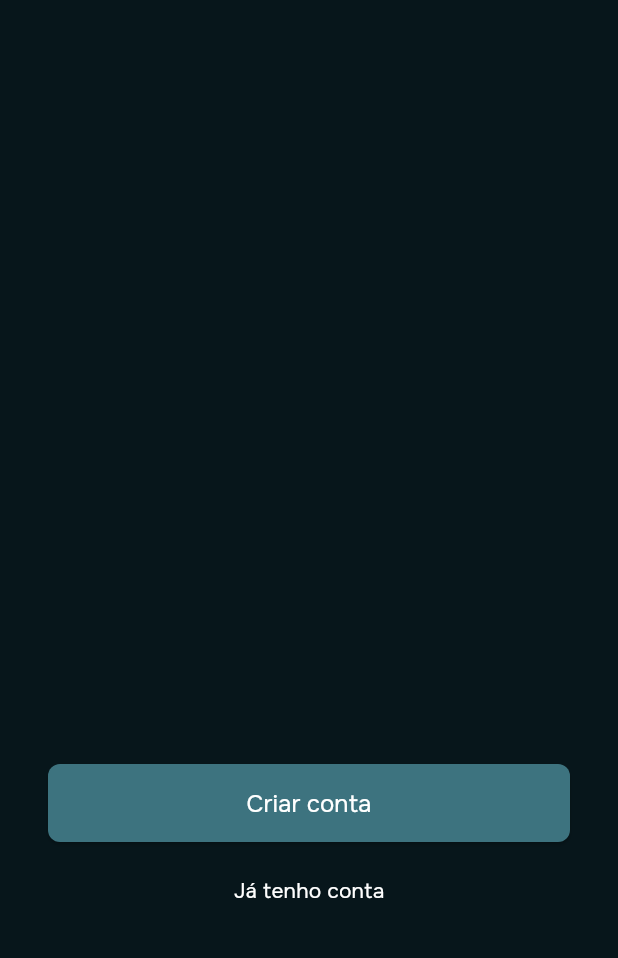
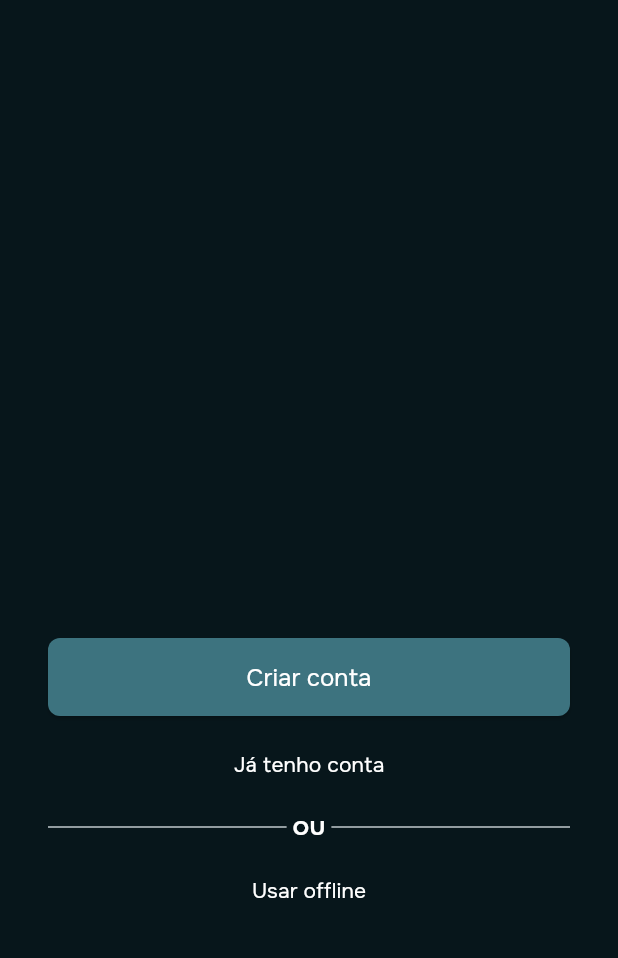
Before and after one commit to GuiiOS/moneysup-app, a Flutter app: the SplashScreen screen opened directly, on a phone screen of 412 x 824 dp, the part 262-1220 px from its top. Run offline on Flutter 3.47's test engine with Material 2 defaults, Android fonts, the phone set to English and light mode, and no system bars; our stand-ins replace flutter_riverpod, hive, hive_flutter; accounts and stored records are empty.

Commit message:
adicionando login offline

```diff
--- a/lib/app/components/splash_buttons.dart
+++ b/lib/app/components/splash_buttons.dart
@@ -14,10 +14,10 @@ class SplashButtons extends StatelessWidget {
 
   @override
   Widget build(BuildContext context) {
-    Route createRoute() {
+    Route createRoute({required bool isOffline}) {
       return PageRouteBuilder(
         pageBuilder: (context, animation, secondaryAnimation) =>
-            const RegisterScreen(),
+            RegisterScreen(isOffline: isOffline),
         transitionsBuilder: (context, animation, secondaryAnimation, child) {
           const begin = Offset(0.0, 1.0);
           const end = Offset.zero;
@@ -59,7 +59,9 @@ class SplashButtons extends StatelessWidget {
         SizedBox(
           width: width,
           child: ElevatedButton(
-            onPressed: () => Navigator.of(context).push(createRoute()),
+            onPressed: () => Navigator.of(context).push(
+              createRoute(isOffline: false),
+            ),
             child: Text(
               'Criar conta',
               style: text.textRegular.copyWith(
@@ -81,6 +83,44 @@ class SplashButtons extends StatelessWidget {
             ),
           ),
         ),
+        const SizedBox(height: 8),
+        SizedBox(
+          width: width,
+          child: Row(
+            mainAxisAlignment: MainAxisAlignment.spaceBetween,
+            crossAxisAlignment: CrossAxisAlignment.center,
+            children: [
+              const Expanded(
+                child: Divider(),
+              ),
+              const SizedBox(width: 4),
+              Text(
+                'OU',
+                style: context.textStyles.textBold
+                    .copyWith(color: ColorsApp.instance.textWhite),
+              ),
+              const SizedBox(width: 4),
+              const Expanded(
+                child: Divider(),
+              ),
+            ],
+          ),
+        ),
+        const SizedBox(height: 8),
+        SizedBox(
+          width: width,
+          child: TextButton(
+            onPressed: () => Navigator.of(context).push(
+              createRoute(isOffline: true),
+            ),
+            child: Text(
+              'Usar offline',
+              style: text.textRegular.copyWith(
+                color: colors.textWhite,
+              ),
+            ),
+          ),
+        ),
       ],
     );
   }
--- a/lib/app/models/transaction.dart
+++ b/lib/app/models/transaction.dart
@@ -2,6 +2,7 @@ import 'package:flutter/material.dart';
 
 @immutable
 class Transaction {
+  final int? id;
   final String title;
   final String? description;
   final double value;
@@ -10,6 +11,7 @@ class Transaction {
   final String categorie;
 
   const Transaction({
+    required this.id,
     required this.title,
     required this.description,
     required this.value,
@@ -19,6 +21,7 @@ class Transaction {
   });
 
   Transaction copyWith({
+    int? id,
     String? title,
     String? description,
     double? value,
@@ -27,6 +30,7 @@ class Transaction {
     String? categorie,
   }) {
     return Transaction(
+      id: id ?? this.id,
       title: title ?? this.title,
       description: description ?? this.description,
       value: value ?? this.value,
--- a/lib/app/moneysup_app.dart
+++ b/lib/app/moneysup_app.dart
@@ -1,3 +1,5 @@
+import 'package:app/app/screens/auth_or_not_screen.dart';
+import 'package:app/app/screens/dashboard_screen.dart';
 import 'package:app/app/screens/splash_screen.dart';
 import 'package:app/app/statics/routes.dart';
 import 'package:app/app/theme/config_theme.dart';
@@ -12,7 +14,9 @@ class MoneysupApp extends StatelessWidget {
       title: 'moneysup',
       theme: ThemeConfig.theme,
       routes: {
-        Routes.splashScreen: (context) => SplashScreen(),
+        Routes.mainScreen: (context) => const AuthOrHomePage(),
+        Routes.splashScreen: (context) => const SplashScreen(),
+        Routes.dashboardScreen: (context) => const DashboardScreen(),
       },
     );
   }
--- a/lib/app/statics/routes.dart
+++ b/lib/app/statics/routes.dart
@@ -1,4 +1,5 @@
 class Routes {
-  static const String splashScreen = "/";
+  static const String mainScreen = "/";
+  static const String splashScreen = "/splash";
   static const String dashboardScreen = "/dashboard";
 }
--- a/pubspec.yaml
+++ b/pubspec.yaml
@@ -14,11 +14,16 @@ dependencies:
   cupertino_icons: ^1.0.2
   flutter_riverpod: ^2.4.0
   hooks_riverpod: ^2.4.0
+  hive: ^2.2.3
+  hive_flutter: ^1.1.0
+  path_provider: ^2.1.1
 
 dev_dependencies:
   flutter_test:
     sdk: flutter
   flutter_lints: ^2.0.0
+  hive_generator: ^2.0.1
+  build_runner: ^2.4.6
 
 flutter:
   uses-material-design: true
```
Also changed, not shown: lib/app/models/user.dart (added, +51 -0 lines), lib/app/repositories/users.dart (added, +38 -0 lines), lib/app/screens/auth_or_not_screen.dart (added, +30 -0 lines), lib/app/screens/dashboard_screen.dart (added, +16 -0 lines), lib/app/screens/register_screen.dart (+77 -12 lines), lib/app/services/user_local.dart (added, +32 -0 lines), lib/main.dart (+19 -1 lines), lib/app/models/user.g.dart (added), pubspec.lock.
